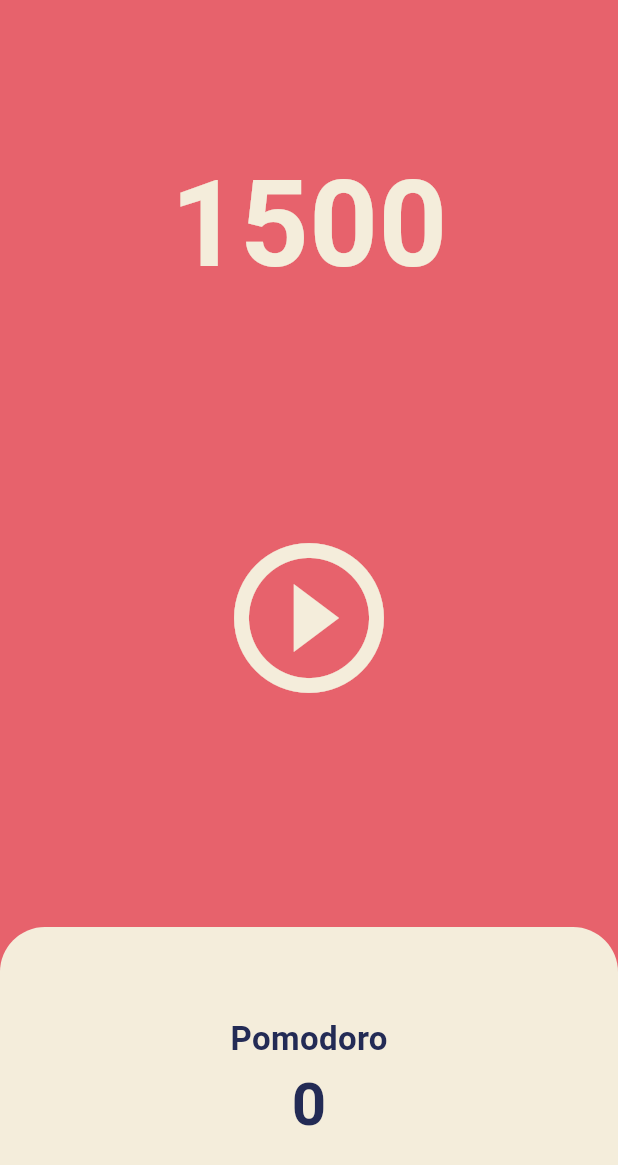
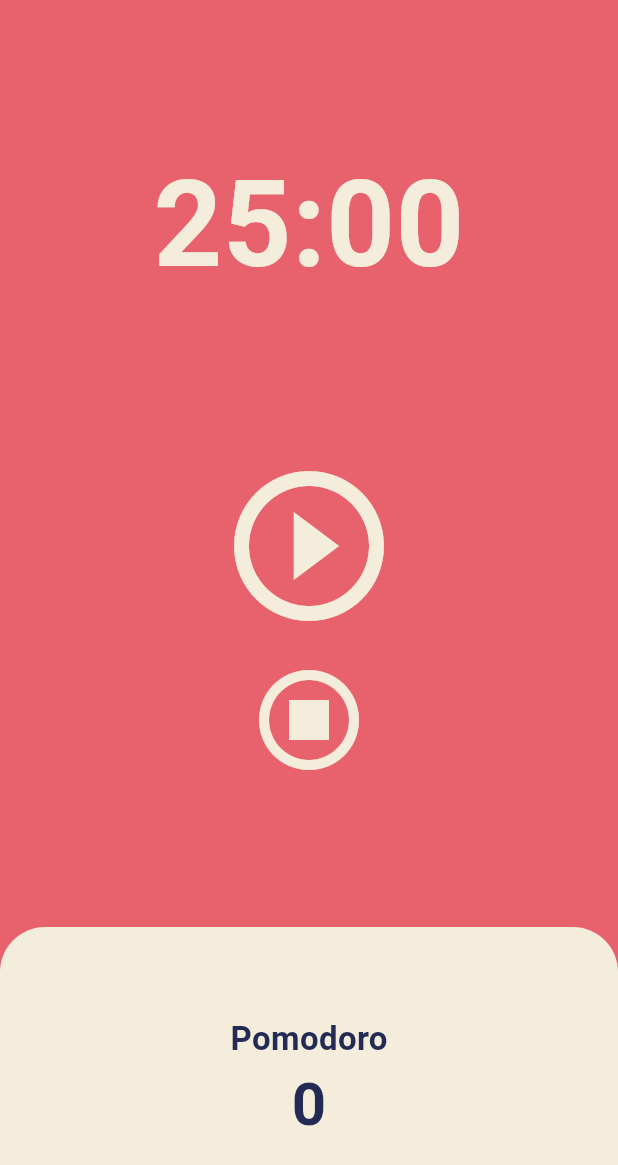
Before and after one commit to seoulsDohun/pomodoro, a Flutter app: the screen it shows after launch, on a phone screen of 412 x 824 dp. Shown: the top 1165 px of the screen. Run offline on Flutter 3.47's test engine with Material 3 defaults, Android fonts, the phone set to English and light mode, and no system bars.

Commit message:
시간 분:초로 포맷하고, 정지 버튼  추가

```diff
--- a/lib/home_screen.dart
+++ b/lib/home_screen.dart
@@ -10,14 +10,25 @@ class HomeScreen extends StatefulWidget {
 }
 
 class _HomeScreenState extends State<HomeScreen> {
-  int totalSeconds = 1500;
+  static const twentyFiveMin = 1500;
+  int totalSeconds = twentyFiveMin;
+  int totalPomodoro = 0;
   bool isRunning = false;
   late Timer timer;
 
   void onTick(Timer timer) {
+    if (totalSeconds == 0) {
+      setState(() {
+        totalSeconds = 1500;
+        isRunning = false;
+        totalPomodoro += 1;
+      });
+      timer.cancel();
+    } else {
       setState(() {
         totalSeconds -= 1;
       });
+    }
   }
 
   // 시작 버튼 클릭 이벤트
@@ -33,8 +44,22 @@ class _HomeScreenState extends State<HomeScreen> {
     timer.cancel();
     setState(() {
       isRunning = false;
-      totalSeconds = 1500;
     });
+  }
+
+  // 리셋 버튼 클릭 이벤트
+  void onResetPressed() {
+    timer.cancel();
+    setState(() {
+      totalSeconds = twentyFiveMin;
+      totalPomodoro = 0;
+      isRunning = false;
+    });
+  }
+
+  // Date Format(초 -> 분:초)
+  String format(int seconds) {
+    return '${(seconds / 60).floor()}:${(seconds % 60).toString().padLeft(2, '0')}';
   }
 
   @override
@@ -48,7 +73,7 @@ class _HomeScreenState extends State<HomeScreen> {
             child: Container(
               alignment: Alignment.bottomCenter,
               child: Text(
-                '$totalSeconds',
+                format(totalSeconds),
                 style: TextStyle(
                   fontSize: 80,
                   fontWeight: FontWeight.w600,
@@ -60,7 +85,10 @@ class _HomeScreenState extends State<HomeScreen> {
           Flexible(
             flex: 2,
             child: Center(
-              child: IconButton(
+              child: Column(
+                mainAxisAlignment: MainAxisAlignment.center,
+                children: [
+                  IconButton(
                     iconSize: 120,
                     color: Theme.of(context).cardColor,
                     onPressed: isRunning ? onPausePressed : onStartPressed,
@@ -69,6 +97,16 @@ class _HomeScreenState extends State<HomeScreen> {
                           ? Icons.pause_circle_outline
                           : Icons.play_circle_outline,
                     ),
+                  ),
+                  IconButton(
+                    iconSize: 80,
+                    color: Theme.of(context).cardColor,
+                    onPressed: onResetPressed,
+                    icon: const Icon(
+                      Icons.stop_circle_outlined,
+                    ),
+                  ),
+                ],
               ),
             ),
           ),
```
Lines whose indentation alone changed are shown as unchanged.
